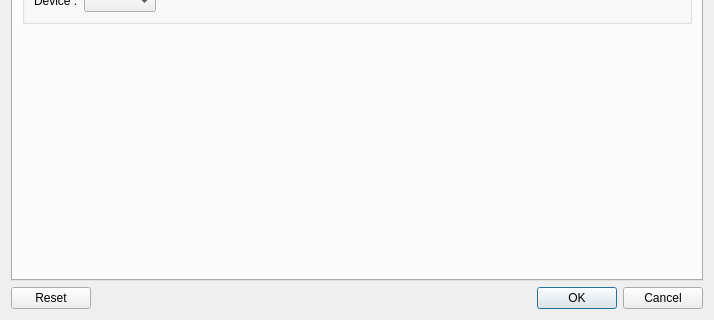
qtlmovie/qtlmovie, file src/QtlMovie/QtlMovieEditSettings.ui: the form before one commit; both pictures show x 0 to 714 and y 318 to 638 of the 714 by 638 pixel window.
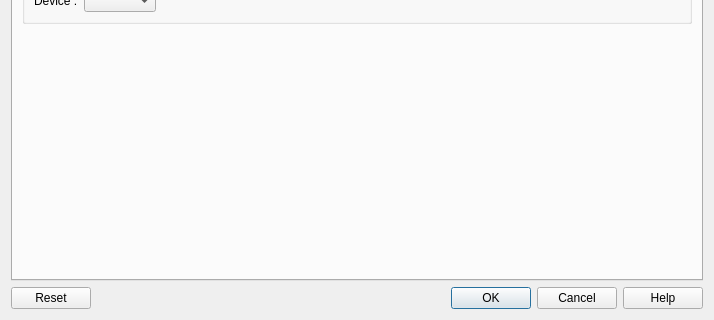
The form after the commit. Icons and pictures are not drawn. Custom widgets are drawn as their Qt base class.

Commit message:
Added contextual help in setting editor.
Restriction: There is a bug in Qt which prevents the fragment part
("#tabTools" for instance) to be transmitted to the browser. See
QTBUG-55300, https://bugreports.qt.io/browse/QTBUG-55300

Diff of the .ui file:
```diff
--- a/src/QtlMovie/QtlMovieEditSettings.ui
+++ b/src/QtlMovie/QtlMovieEditSettings.ui
@@ -1564,7 +1564,7 @@
       <enum>Qt::Horizontal</enum>
      </property>
      <property name="standardButtons">
-      <set>QDialogButtonBox::Cancel|QDialogButtonBox::Ok|QDialogButtonBox::Reset</set>
+      <set>QDialogButtonBox::Cancel|QDialogButtonBox::Help|QDialogButtonBox::Ok|QDialogButtonBox::Reset</set>
      </property>
     </widget>
    </item>
```
Left out of the diff: 17 changed lines with no effect on the pictures. The commit also changes 9 other files.
